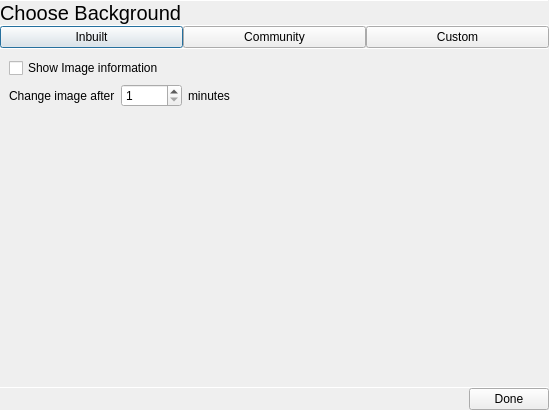
Above: shell/choosebackground.ui from vicr123/theshell before the change. Below: the same form after it.
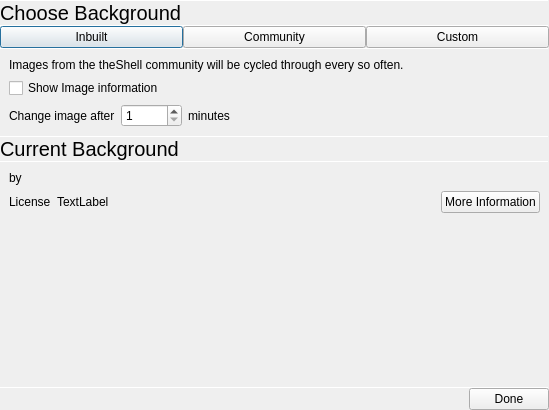
That is the form after the change. Icons and pictures are not drawn.

```diff
--- a/shell/choosebackground.ui
+++ b/shell/choosebackground.ui
@@ -187,6 +187,48 @@
      </widget>
      <widget class="QWidget" name="page_4">
       <layout class="QVBoxLayout" name="verticalLayout_4">
+       <property name="spacing">
+        <number>0</number>
+       </property>
+       <property name="leftMargin">
+        <number>0</number>
+       </property>
+       <property name="topMargin">
+        <number>0</number>
+       </property>
+       <property name="rightMargin">
+        <number>0</number>
+       </property>
+       <property name="bottomMargin">
+        <number>0</number>
+       </property>
+       <item>
+        <layout class="QVBoxLayout" name="verticalLayout_5">
+         <property name="spacing">
+          <number>6</number>
+         </property>
+         <property name="leftMargin">
+          <number>9</number>
+         </property>
+         <property name="topMargin">
+          <number>9</number>
+         </property>
+         <property name="rightMargin">
+          <number>9</number>
+         </property>
+         <property name="bottomMargin">
+          <number>9</number>
+         </property>
+         <item>
+          <widget class="QLabel" name="label_6">
+           <property name="text">
+            <string>Images from the theShell community will be cycled through every so often.</string>
+           </property>
+           <property name="wordWrap">
+            <bool>true</bool>
+           </property>
+          </widget>
+         </item>
        <item>
         <widget class="QCheckBox" name="showLabels">
          <property name="text">
@@ -227,6 +269,132 @@
           </widget>
          </item>
         </layout>
+         </item>
+        </layout>
+       </item>
+       <item>
+        <widget class="QFrame" name="currentCommunityFrame">
+         <property name="frameShape">
+          <enum>QFrame::NoFrame</enum>
+         </property>
+         <property name="frameShadow">
+          <enum>QFrame::Raised</enum>
+         </property>
+         <layout class="QVBoxLayout" name="verticalLayout_6">
+          <property name="spacing">
+           <number>0</number>
+          </property>
+          <property name="leftMargin">
+           <number>0</number>
+          </property>
+          <property name="topMargin">
+           <number>0</number>
+          </property>
+          <property name="rightMargin">
+           <number>0</number>
+          </property>
+          <property name="bottomMargin">
+           <number>0</number>
+          </property>
+          <item>
+           <widget class="Line" name="line_5">
+            <property name="maximumSize">
+             <size>
+              <width>16777215</width>
+              <height>1</height>
+             </size>
+            </property>
+            <property name="orientation">
+             <enum>Qt::Horizontal</enum>
+            </property>
+           </widget>
+          </item>
+          <item>
+           <widget class="QLabel" name="label_4">
+            <property name="font">
+             <font>
+              <pointsize>15</pointsize>
+             </font>
+            </property>
+            <property name="text">
+             <string>Current Background</string>
+            </property>
+            <property name="margin">
+             <number>9</number>
+            </property>
+           </widget>
+          </item>
+          <item>
+           <widget class="Line" name="line_6">
+            <property name="maximumSize">
+             <size>
+              <width>16777215</width>
+              <height>1</height>
+             </size>
+            </property>
+            <property name="orientation">
+             <enum>Qt::Horizontal</enum>
+            </property>
+           </widget>
+          </item>
+          <item>
+           <layout class="QGridLayout" name="gridLayout">
+            <property name="leftMargin">
+             <number>9</number>
+            </property>
+            <property name="topMargin">
+             <number>9</number>
+            </property>
+            <property name="rightMargin">
+             <number>9</number>
+            </property>
+            <property name="bottomMargin">
+             <number>9</number>
+            </property>
+            <property name="spacing">
+             <number>6</number>
+            </property>
+            <item row="1" column="1">
+             <widget class="QLabel" name="license">
+              <property name="sizePolicy">
+               <sizepolicy hsizetype="Expanding" vsizetype="Preferred">
+                <horstretch>0</horstretch>
+                <verstretch>0</verstretch>
+               </sizepolicy>
+              </property>
+              <property name="text">
+               <string>TextLabel</string>
+              </property>
+             </widget>
+            </item>
+            <item row="1" column="0">
+             <widget class="QLabel" name="label_5">
+              <property name="text">
+               <string>License</string>
+              </property>
+             </widget>
+            </item>
+            <item row="1" column="2">
+             <widget class="QPushButton" name="licenseInfoButton">
+              <property name="text">
+               <string>More Information</string>
+              </property>
+              <property name="icon">
+               <iconset theme="go-next"/>
+              </property>
+             </widget>
+            </item>
+            <item row="0" column="0" colspan="3">
+             <widget class="QLabel" name="authorLabel">
+              <property name="text">
+               <string>by</string>
+              </property>
+             </widget>
+            </item>
+           </layout>
+          </item>
+         </layout>
+        </widget>
        </item>
        <item>
         <spacer name="verticalSpacer_2">
```
Lines whose indentation alone changed are shown as unchanged.
